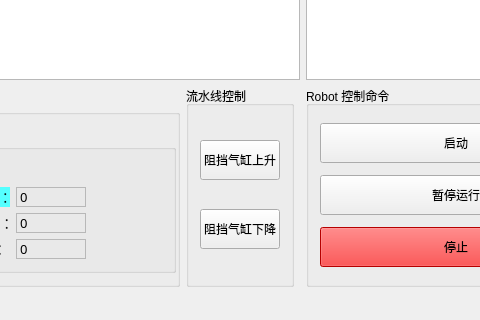
The window that ict_ur10.ui (eveningwyn/ICT_UR10) describes before a commit, drawn with Qt 5; both pictures show x 591 to 1071 and y 280 to 600 of the 1208 by 600 pixel window.
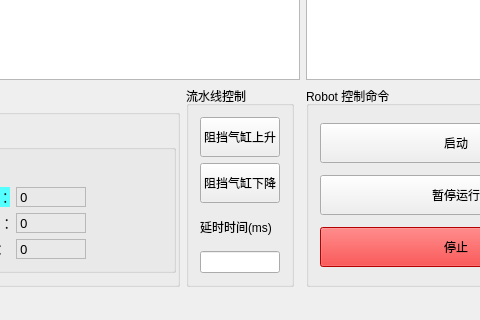
The same window after the commit. Icons and pictures are not drawn.

Commit message: 1. add line cylinder down timeout 2. update version 1.12

```diff
--- a/ict_ur10.ui
+++ b/ict_ur10.ui
@@ -1097,6 +1097,13 @@
        <string>流水线控制</string>
       </property>
       <layout class="QGridLayout" name="gridLayout_8">
+       <item row="2" column="0">
+        <widget class="QLabel" name="label_12">
+         <property name="text">
+          <string>延时时间(ms)</string>
+         </property>
+        </widget>
+       </item>
        <item row="0" column="0">
         <widget class="QPushButton" name="pushButton_cylinder_up">
          <property name="minimumSize">
@@ -1123,6 +1130,9 @@
          </property>
         </widget>
        </item>
+       <item row="3" column="0">
+        <widget class="QLineEdit" name="lineEdit_line_wait_time"/>
+       </item>
       </layout>
      </widget>
     </item>
```
The commit also changes 5 other files.
